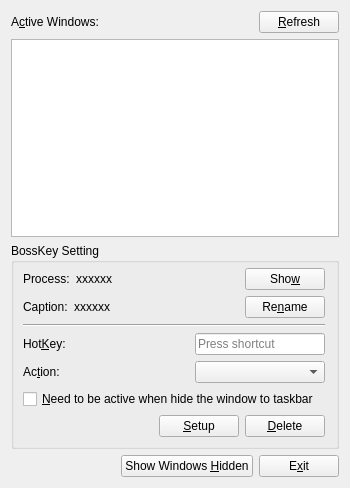
First picture: the form in MainDialog.ui, repository Aoi-hosizora/BossKeyManager, before the edit.
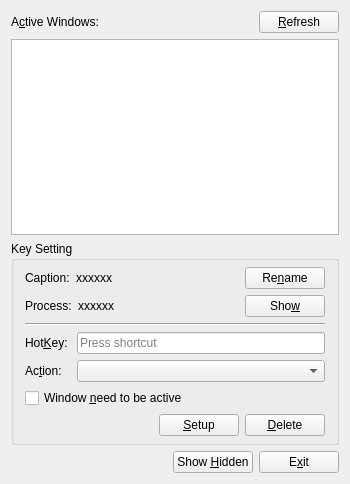
Second picture: the form after the edit. Custom widgets are drawn as their Qt base class.

Commit message: Adjust isWndHide add check action

```diff
--- a/MainDialog.ui
+++ b/MainDialog.ui
@@ -7,7 +7,7 @@
     <x>0</x>
     <y>0</y>
     <width>350</width>
-    <height>488</height>
+    <height>484</height>
    </rect>
   </property>
   <property name="minimumSize">
@@ -66,20 +66,48 @@
     <item>
      <widget class="QGroupBox" name="groupBox">
       <property name="title">
-       <string>BossKey Setting</string>
+       <string>Key Setting</string>
       </property>
       <layout class="QVBoxLayout" name="verticalLayout">
-       <property name="leftMargin">
-        <number>9</number>
-       </property>
        <property name="topMargin">
-        <number>5</number>
+        <number>6</number>
        </property>
        <property name="bottomMargin">
-        <number>9</number>
+        <number>6</number>
        </property>
        <item>
-        <layout class="QHBoxLayout" name="horizontalLayout_7">
+        <layout class="QHBoxLayout" name="horizontalLayout_5">
+         <item>
+          <widget class="QLabel" name="label_2">
+           <property name="text">
+            <string>Caption:</string>
+           </property>
+          </widget>
+         </item>
+         <item>
+          <widget class="QLabel" name="label_Caption">
+           <property name="sizePolicy">
+            <sizepolicy hsizetype="Preferred" vsizetype="Preferred">
+             <horstretch>1</horstretch>
+             <verstretch>0</verstretch>
+            </sizepolicy>
+           </property>
+           <property name="text">
+            <string>xxxxxx</string>
+           </property>
+          </widget>
+         </item>
+         <item>
+          <widget class="QPushButton" name="pushButton_Rename">
+           <property name="text">
+            <string>Re&amp;name</string>
+           </property>
+          </widget>
+         </item>
+        </layout>
+       </item>
+       <item>
+        <layout class="QHBoxLayout" name="horizontalLayout_4">
          <item>
           <widget class="QLabel" name="label">
            <property name="text">
@@ -90,8 +118,8 @@
          <item>
           <widget class="QLabel" name="label_Process">
            <property name="sizePolicy">
-            <sizepolicy hsizetype="Expanding" vsizetype="Preferred">
-             <horstretch>0</horstretch>
+            <sizepolicy hsizetype="Preferred" vsizetype="Preferred">
+             <horstretch>1</horstretch>
              <verstretch>0</verstretch>
             </sizepolicy>
            </property>
@@ -114,37 +142,6 @@
          </item>
         </layout>
        </item>
-       <item>
-        <layout class="QHBoxLayout" name="horizontalLayout_4">
-         <item>
-          <widget class="QLabel" name="label_2">
-           <property name="text">
-            <string>Caption:</string>
-           </property>
-          </widget>
-         </item>
-         <item>
-          <widget class="QLabel" name="label_Caption">
-           <property name="sizePolicy">
-            <sizepolicy hsizetype="Expanding" vsizetype="Preferred">
-             <horstretch>0</horstretch>
-             <verstretch>0</verstretch>
-            </sizepolicy>
-           </property>
-           <property name="text">
-            <string>xxxxxx</string>
-           </property>
-          </widget>
-         </item>
-         <item>
-          <widget class="QPushButton" name="pushButton_Rename">
-           <property name="text">
-            <string>Re&amp;name</string>
-           </property>
-          </widget>
-         </item>
-        </layout>
-       </item>
        <item>
         <widget class="Line" name="line">
          <property name="orientation">
@@ -153,35 +150,22 @@
         </widget>
        </item>
        <item>
-        <layout class="QHBoxLayout" name="horizontalLayout_5">
-         <item>
+        <layout class="QGridLayout" name="gridLayout">
+         <item row="0" column="0">
           <widget class="QLabel" name="label_3">
            <property name="text">
-            <string>Hot&amp;Key:</string>
+            <string>Hot&amp;Key: </string>
            </property>
            <property name="buddy">
             <cstring>hotKeyEdit</cstring>
            </property>
           </widget>
          </item>
-         <item>
-          <spacer name="horizontalSpacer_6">
-           <property name="orientation">
-            <enum>Qt::Horizontal</enum>
-           </property>
-           <property name="sizeHint" stdset="0">
-            <size>
-             <width>40</width>
-             <height>20</height>
-            </size>
-           </property>
-          </spacer>
-         </item>
-         <item>
+         <item row="0" column="1">
           <widget class="HotKeyEdit" name="hotKeyEdit">
            <property name="sizePolicy">
-            <sizepolicy hsizetype="Fixed" vsizetype="Fixed">
-             <horstretch>0</horstretch>
+            <sizepolicy hsizetype="Preferred" vsizetype="Preferred">
+             <horstretch>1</horstretch>
              <verstretch>0</verstretch>
             </sizepolicy>
            </property>
@@ -193,44 +177,27 @@
            </property>
            <property name="maximumSize">
             <size>
-             <width>130</width>
+             <width>16777215</width>
              <height>16777215</height>
             </size>
            </property>
           </widget>
          </item>
-        </layout>
-       </item>
-       <item>
-        <layout class="QHBoxLayout" name="horizontalLayout_6">
-         <item>
+         <item row="1" column="0">
           <widget class="QLabel" name="label_4">
            <property name="text">
-            <string>Ac&amp;tion:</string>
+            <string>Ac&amp;tion: </string>
            </property>
            <property name="buddy">
             <cstring>comboBox_Action</cstring>
            </property>
           </widget>
          </item>
-         <item>
-          <spacer name="horizontalSpacer_5">
-           <property name="orientation">
-            <enum>Qt::Horizontal</enum>
-           </property>
-           <property name="sizeHint" stdset="0">
-            <size>
-             <width>40</width>
-             <height>20</height>
-            </size>
-           </property>
-          </spacer>
-         </item>
-         <item>
+         <item row="1" column="1">
           <widget class="QComboBox" name="comboBox_Action">
            <property name="sizePolicy">
-            <sizepolicy hsizetype="Fixed" vsizetype="Fixed">
-             <horstretch>0</horstretch>
+            <sizepolicy hsizetype="Preferred" vsizetype="Preferred">
+             <horstretch>1</horstretch>
              <verstretch>0</verstretch>
             </sizepolicy>
            </property>
@@ -242,7 +209,7 @@
            </property>
            <property name="maximumSize">
             <size>
-             <width>130</width>
+             <width>16777215</width>
              <height>16777215</height>
             </size>
            </property>
@@ -258,7 +225,7 @@
        <item>
         <widget class="QCheckBox" name="checkBox_ActiveToHide">
          <property name="text">
-          <string>&amp;Need to be active when hide the window to taskbar</string>
+          <string>Window &amp;need to be active </string>
          </property>
         </widget>
        </item>
@@ -314,7 +281,7 @@
       <item>
        <widget class="QPushButton" name="pushButton_ShowAllWindowsHidden">
         <property name="text">
-         <string>Show Windows &amp;Hidden</string>
+         <string>Show &amp;Hidden</string>
         </property>
        </widget>
       </item>
```
Left out of the diff: 18 changed lines with no effect on the pictures. The commit also changes 2 other files.
